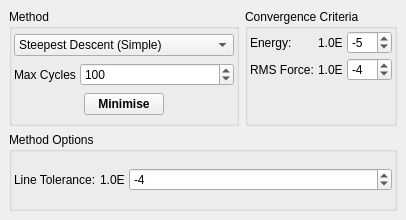
First picture: the form in branches/nugui/src/gui/minimiser.ui, repository trisyoungs/aten, before the edit.
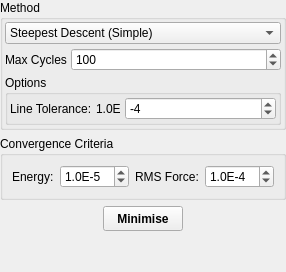
Second picture: the form after the edit.

Commit message: All dock widgets completely updated and set to minimum size (270 px) except GlyphsWidget. Tweaked variety of icons to fill whole icon canvas.

Patch:
```diff
--- a/branches/nugui/src/gui/minimiser.ui
+++ b/branches/nugui/src/gui/minimiser.ui
@@ -6,20 +6,21 @@
    <rect>
     <x>0</x>
     <y>0</y>
-    <width>376</width>
-    <height>220</height>
+    <width>270</width>
+    <height>272</height>
    </rect>
   </property>
+  <property name="minimumSize">
+   <size>
+    <width>270</width>
+    <height>272</height>
+   </size>
+  </property>
   <property name="windowTitle">
    <string>Minimiser</string>
   </property>
   <widget class="QWidget" name="dockWidgetContents">
    <layout class="QVBoxLayout" name="verticalLayout">
-    <item>
-     <layout class="QHBoxLayout" name="_6">
-      <property name="spacing">
-       <number>6</number>
-      </property>
       <property name="margin">
        <number>0</number>
       </property>
@@ -116,190 +117,6 @@
           </layout>
          </item>
          <item>
-          <layout class="QHBoxLayout" name="_9">
-           <property name="spacing">
-            <number>4</number>
-           </property>
-           <property name="margin">
-            <number>0</number>
-           </property>
-           <item>
-            <spacer>
-             <property name="orientation">
-              <enum>Qt::Horizontal</enum>
-             </property>
-             <property name="sizeHint" stdset="0">
-              <size>
-               <width>21</width>
-               <height>20</height>
-              </size>
-             </property>
-            </spacer>
-           </item>
-           <item>
-            <widget class="QPushButton" name="MinimiseButton">
-             <property name="font">
-              <font>
-               <weight>75</weight>
-               <bold>true</bold>
-              </font>
-             </property>
-             <property name="text">
-              <string>Minimise</string>
-             </property>
-             <property name="autoDefault">
-              <bool>false</bool>
-             </property>
-            </widget>
-           </item>
-           <item>
-            <spacer>
-             <property name="orientation">
-              <enum>Qt::Horizontal</enum>
-             </property>
-             <property name="sizeHint" stdset="0">
-              <size>
-               <width>21</width>
-               <height>20</height>
-              </size>
-             </property>
-            </spacer>
-           </item>
-          </layout>
-         </item>
-        </layout>
-       </widget>
-      </item>
-      <item>
-       <widget class="QGroupBox" name="ConvergenceGroup">
-        <property name="sizePolicy">
-         <sizepolicy hsizetype="Expanding" vsizetype="Minimum">
-          <horstretch>0</horstretch>
-          <verstretch>0</verstretch>
-         </sizepolicy>
-        </property>
-        <property name="title">
-         <string>Convergence Criteria</string>
-        </property>
-        <layout class="QGridLayout" name="_10">
-         <property name="margin">
-          <number>2</number>
-         </property>
-         <property name="spacing">
-          <number>4</number>
-         </property>
-         <item row="0" column="2">
-          <widget class="QSpinBox" name="EnergyConvergeSpin">
-           <property name="sizePolicy">
-            <sizepolicy hsizetype="Expanding" vsizetype="Fixed">
-             <horstretch>0</horstretch>
-             <verstretch>0</verstretch>
-            </sizepolicy>
-           </property>
-           <property name="minimum">
-            <number>-10</number>
-           </property>
-           <property name="maximum">
-            <number>1</number>
-           </property>
-           <property name="value">
-            <number>-5</number>
-           </property>
-          </widget>
-         </item>
-         <item row="1" column="2">
-          <widget class="QSpinBox" name="ForceConvergeSpin">
-           <property name="enabled">
-            <bool>true</bool>
-           </property>
-           <property name="sizePolicy">
-            <sizepolicy hsizetype="Expanding" vsizetype="Fixed">
-             <horstretch>0</horstretch>
-             <verstretch>0</verstretch>
-            </sizepolicy>
-           </property>
-           <property name="minimum">
-            <number>-10</number>
-           </property>
-           <property name="maximum">
-            <number>1</number>
-           </property>
-           <property name="value">
-            <number>-4</number>
-           </property>
-          </widget>
-         </item>
-         <item row="0" column="1">
-          <widget class="QLabel" name="label_26">
-           <property name="sizePolicy">
-            <sizepolicy hsizetype="Minimum" vsizetype="Preferred">
-             <horstretch>0</horstretch>
-             <verstretch>0</verstretch>
-            </sizepolicy>
-           </property>
-           <property name="text">
-            <string>1.0E</string>
-           </property>
-          </widget>
-         </item>
-         <item row="0" column="0">
-          <widget class="QLabel" name="label_9">
-           <property name="sizePolicy">
-            <sizepolicy hsizetype="Minimum" vsizetype="Preferred">
-             <horstretch>0</horstretch>
-             <verstretch>0</verstretch>
-            </sizepolicy>
-           </property>
-           <property name="text">
-            <string>Energy:</string>
-           </property>
-          </widget>
-         </item>
-         <item row="1" column="1">
-          <widget class="QLabel" name="label_45">
-           <property name="sizePolicy">
-            <sizepolicy hsizetype="Minimum" vsizetype="Preferred">
-             <horstretch>0</horstretch>
-             <verstretch>0</verstretch>
-            </sizepolicy>
-           </property>
-           <property name="text">
-            <string>1.0E</string>
-           </property>
-          </widget>
-         </item>
-         <item row="1" column="0">
-          <widget class="QLabel" name="label_10">
-           <property name="sizePolicy">
-            <sizepolicy hsizetype="Minimum" vsizetype="Preferred">
-             <horstretch>0</horstretch>
-             <verstretch>0</verstretch>
-            </sizepolicy>
-           </property>
-           <property name="text">
-            <string>RMS Force:</string>
-           </property>
-          </widget>
-         </item>
-         <item row="2" column="1">
-          <spacer>
-           <property name="orientation">
-            <enum>Qt::Vertical</enum>
-           </property>
-           <property name="sizeHint" stdset="0">
-            <size>
-             <width>20</width>
-             <height>40</height>
-            </size>
-           </property>
-          </spacer>
-         </item>
-        </layout>
-       </widget>
-      </item>
-     </layout>
-    </item>
-    <item>
      <widget class="QGroupBox" name="MethodOptionsGroup">
       <property name="sizePolicy">
        <sizepolicy hsizetype="Minimum" vsizetype="Minimum">
@@ -308,7 +125,7 @@
        </sizepolicy>
       </property>
       <property name="title">
-       <string>Method Options</string>
+          <string>Options</string>
       </property>
       <layout class="QVBoxLayout">
        <property name="spacing">
@@ -320,7 +137,7 @@
        <item>
         <widget class="QStackedWidget" name="MethodOptionsStack">
          <property name="sizePolicy">
-          <sizepolicy hsizetype="Expanding" vsizetype="Minimum">
+             <sizepolicy hsizetype="Expanding" vsizetype="Preferred">
            <horstretch>0</horstretch>
            <verstretch>0</verstretch>
           </sizepolicy>
@@ -464,6 +281,168 @@
        </item>
       </layout>
      </widget>
+       </item>
+      </layout>
+     </widget>
+    </item>
+    <item>
+     <widget class="QGroupBox" name="ConvergenceGroup">
+      <property name="sizePolicy">
+       <sizepolicy hsizetype="Expanding" vsizetype="Minimum">
+        <horstretch>0</horstretch>
+        <verstretch>0</verstretch>
+       </sizepolicy>
+      </property>
+      <property name="title">
+       <string>Convergence Criteria</string>
+      </property>
+      <layout class="QHBoxLayout" name="horizontalLayout">
+       <item>
+        <widget class="QLabel" name="label_9">
+         <property name="sizePolicy">
+          <sizepolicy hsizetype="Minimum" vsizetype="Preferred">
+           <horstretch>0</horstretch>
+           <verstretch>0</verstretch>
+          </sizepolicy>
+         </property>
+         <property name="text">
+          <string>Energy:</string>
+         </property>
+        </widget>
+       </item>
+       <item>
+        <widget class="QSpinBox" name="EnergyConvergeSpin">
+         <property name="sizePolicy">
+          <sizepolicy hsizetype="Expanding" vsizetype="Fixed">
+           <horstretch>0</horstretch>
+           <verstretch>0</verstretch>
+          </sizepolicy>
+         </property>
+         <property name="prefix">
+          <string>1.0E</string>
+         </property>
+         <property name="minimum">
+          <number>-10</number>
+         </property>
+         <property name="maximum">
+          <number>1</number>
+         </property>
+         <property name="value">
+          <number>-5</number>
+         </property>
+        </widget>
+       </item>
+       <item>
+        <widget class="QLabel" name="label_10">
+         <property name="sizePolicy">
+          <sizepolicy hsizetype="Minimum" vsizetype="Preferred">
+           <horstretch>0</horstretch>
+           <verstretch>0</verstretch>
+          </sizepolicy>
+         </property>
+         <property name="text">
+          <string>RMS Force:</string>
+         </property>
+        </widget>
+       </item>
+       <item>
+        <widget class="QSpinBox" name="ForceConvergeSpin">
+         <property name="enabled">
+          <bool>true</bool>
+         </property>
+         <property name="sizePolicy">
+          <sizepolicy hsizetype="Expanding" vsizetype="Fixed">
+           <horstretch>0</horstretch>
+           <verstretch>0</verstretch>
+          </sizepolicy>
+         </property>
+         <property name="prefix">
+          <string>1.0E</string>
+         </property>
+         <property name="minimum">
+          <number>-10</number>
+         </property>
+         <property name="maximum">
+          <number>1</number>
+         </property>
+         <property name="value">
+          <number>-4</number>
+         </property>
+        </widget>
+       </item>
+      </layout>
+     </widget>
+    </item>
+    <item>
+     <layout class="QHBoxLayout" name="_9">
+      <property name="spacing">
+       <number>4</number>
+      </property>
+      <property name="margin">
+       <number>0</number>
+      </property>
+      <item>
+       <spacer>
+        <property name="orientation">
+         <enum>Qt::Horizontal</enum>
+        </property>
+        <property name="sizeHint" stdset="0">
+         <size>
+          <width>21</width>
+          <height>20</height>
+         </size>
+        </property>
+       </spacer>
+      </item>
+      <item>
+       <widget class="QPushButton" name="MinimiseButton">
+        <property name="minimumSize">
+         <size>
+          <width>0</width>
+          <height>25</height>
+         </size>
+        </property>
+        <property name="font">
+         <font>
+          <weight>75</weight>
+          <bold>true</bold>
+         </font>
+        </property>
+        <property name="text">
+         <string>Minimise</string>
+        </property>
+        <property name="autoDefault">
+         <bool>false</bool>
+        </property>
+       </widget>
+      </item>
+      <item>
+       <spacer>
+        <property name="orientation">
+         <enum>Qt::Horizontal</enum>
+        </property>
+        <property name="sizeHint" stdset="0">
+         <size>
+          <width>21</width>
+          <height>20</height>
+         </size>
+        </property>
+       </spacer>
+      </item>
+     </layout>
+    </item>
+    <item>
+     <spacer name="verticalSpacer">
+      <property name="orientation">
+       <enum>Qt::Vertical</enum>
+      </property>
+      <property name="sizeHint" stdset="0">
+       <size>
+        <width>20</width>
+        <height>0</height>
+       </size>
+      </property>
+     </spacer>
     </item>
    </layout>
   </widget>
```
Lines whose indentation alone changed are shown as unchanged. The commit also changes 124 other files.
